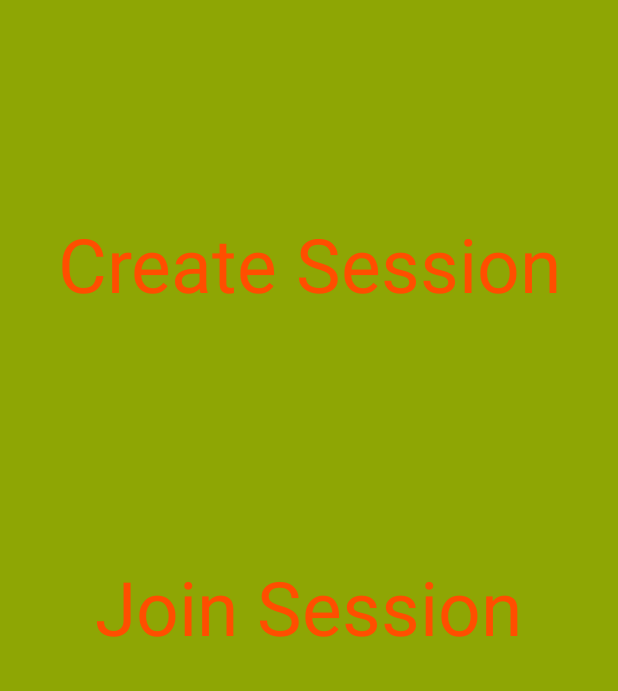
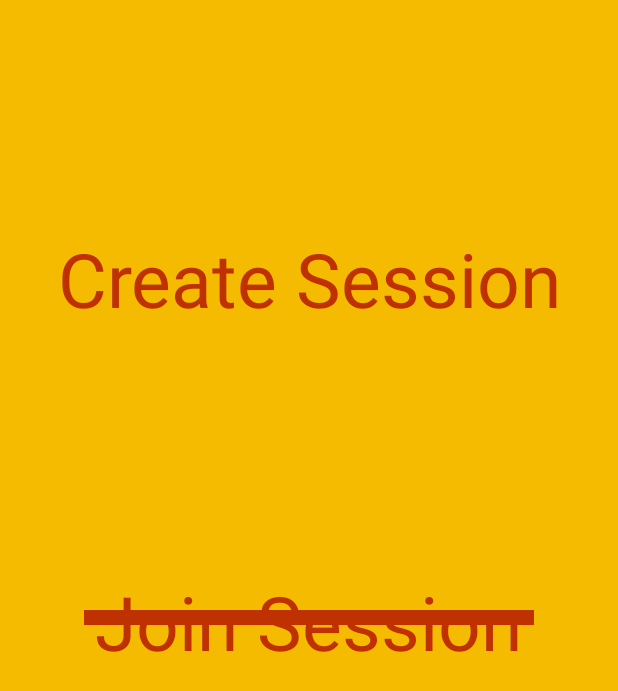
Before and after one commit to jsjqian/TapJam, an Android app: the CreateSessionActivity screen opened directly, with no data from a screen before it, on a phone screen of 412 x 824 dp. Shown: the top 691 px of the screen. Run offline under Robolectric (Android 15) with nearby library versions, the phone set to English and light mode, and no system bars.

Commit message:
connected buttons

```diff
--- a/app/src/main/res/layout/activity_create_session.xml
+++ b/app/src/main/res/layout/activity_create_session.xml
@@ -6,7 +6,7 @@
     android:paddingTop="@dimen/activity_vertical_margin"
     android:paddingBottom="@dimen/activity_vertical_margin"
     tools:context="com.example.jack.tapjam.CreateSessionActivity"
-    android:background="#8EA604">
+    android:background="#F5BB00">
 
     <Button
         style="?android:attr/buttonStyleSmall"
@@ -16,10 +16,10 @@
         android:id="@+id/create"
         android:layout_alignParentTop="true"
         android:layout_centerHorizontal="true"
-        android:layout_marginTop="142dp"
+        android:layout_marginTop="152dp"
         android:textSize="50dp"
-        android:background="#8EA604"
-        android:textColor="#FF4E00" />
+        android:background="#F5BB00"
+        android:textColor="#BF3100" />
 
     <Button
         android:layout_width="wrap_content"
@@ -29,7 +29,16 @@
         android:layout_below="@+id/create"
         android:layout_centerHorizontal="true"
         android:layout_marginTop="161dp"
-        android:background="#8EA604"
+        android:background="#F5BB00"
         android:textSize="50dp"
-        android:textColor="#FF4E00" />
+        android:textColor="#BF3100" />
+
+    <TextView
+        android:layout_width="300dp"
+        android:layout_height="10dp"
+        android:textAppearance="?android:attr/textAppearanceSmall"
+        android:id="@+id/textView2"
+        android:layout_centerVertical="true"
+        android:layout_centerHorizontal="true"
+        android:background="#BF3100" />
 </RelativeLayout>
```
Also changed, not shown: app/src/main/res/layout/activity_pick_instrument.xml (+12 -2 lines).
